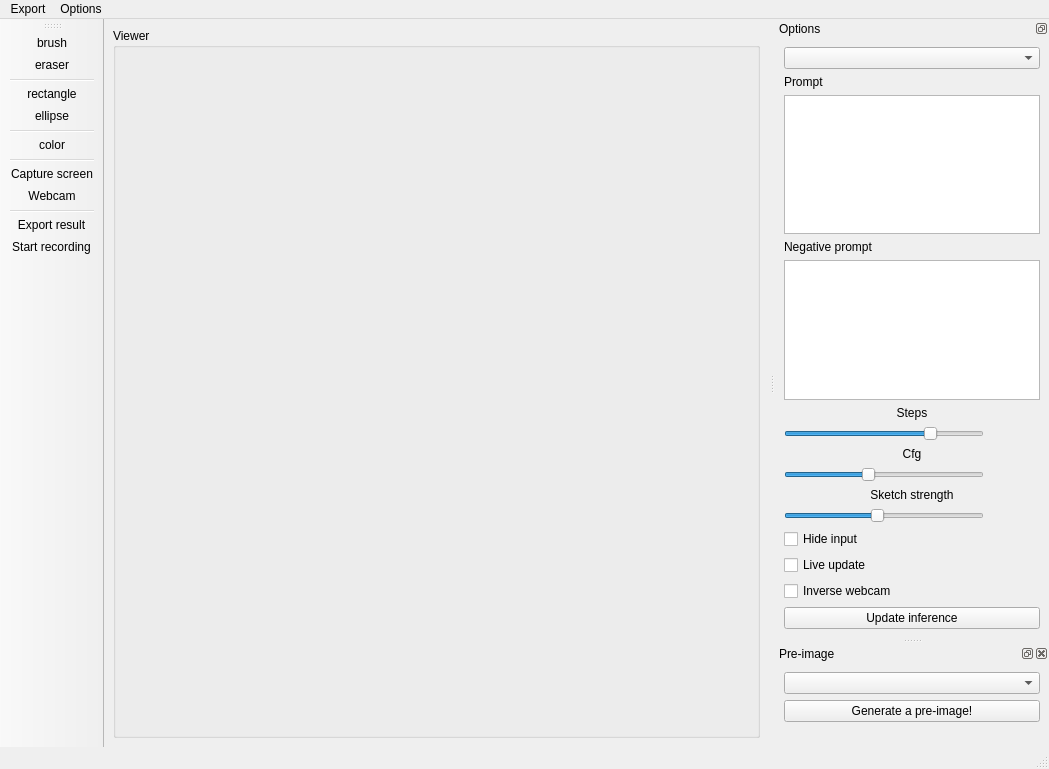
Above: interface.ui from s-du/FocusPocusAI before the change. Below: the same form after it.
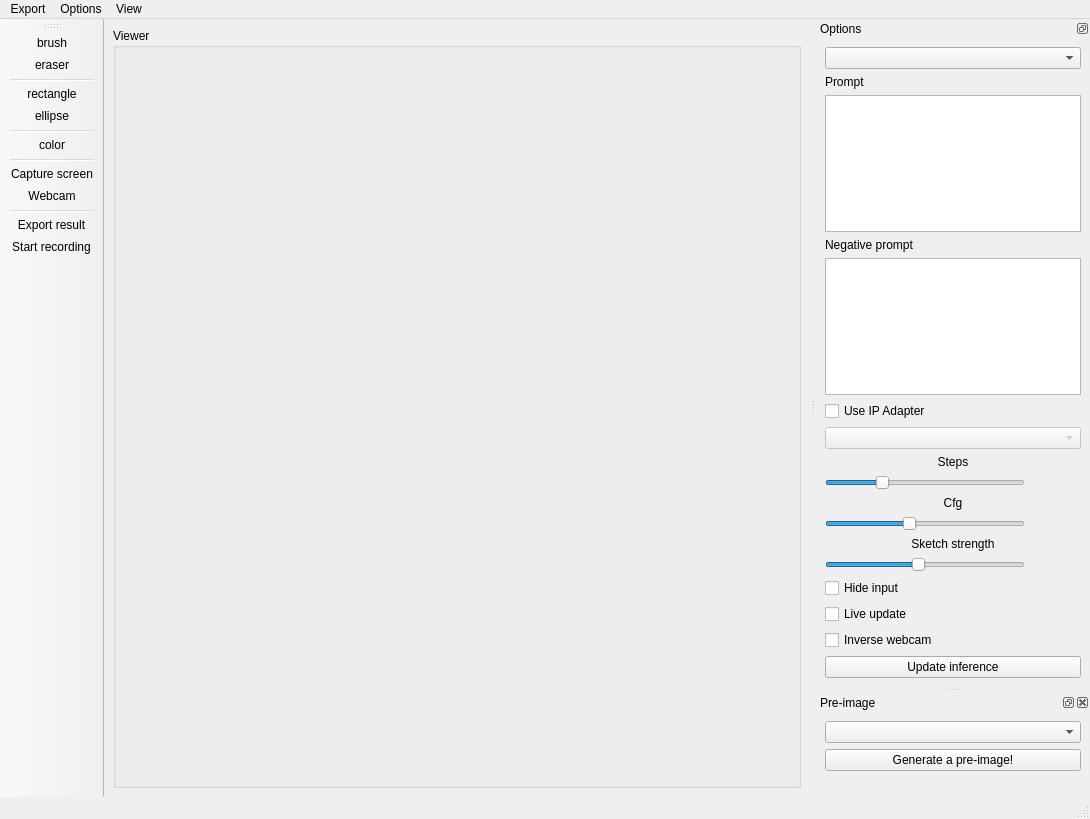
That is the form after the change.

Commit message: Add IP Adapter support

```diff
--- a/interface.ui
+++ b/interface.ui
@@ -6,8 +6,8 @@
    <rect>
     <x>0</x>
     <y>0</y>
-    <width>1049</width>
-    <height>769</height>
+    <width>1090</width>
+    <height>819</height>
    </rect>
   </property>
   <property name="windowTitle">
@@ -51,7 +51,7 @@
     <rect>
      <x>0</x>
      <y>0</y>
-     <width>1049</width>
+     <width>1090</width>
      <height>26</height>
     </rect>
    </property>
@@ -67,9 +67,17 @@
      <string>Options</string>
     </property>
     <addaction name="size_action"/>
+    <addaction name="actionLoad_IP_Adapter_reference_image"/>
+   </widget>
+   <widget class="QMenu" name="menuView">
+    <property name="title">
+     <string>View</string>
+    </property>
+    <addaction name="actionFull_screen_output"/>
    </widget>
    <addaction name="menuExport"/>
    <addaction name="menuOptions"/>
+   <addaction name="menuView"/>
   </widget>
   <widget class="QStatusBar" name="statusbar"/>
   <widget class="QToolBar" name="toolBar">
@@ -140,6 +148,26 @@
      <item>
       <widget class="QTextEdit" name="textEdit_negative"/>
      </item>
+     <item>
+      <widget class="QCheckBox" name="checkBox_ip">
+       <property name="enabled">
+        <bool>true</bool>
+       </property>
+       <property name="text">
+        <string>Use IP Adapter</string>
+       </property>
+       <property name="checked">
+        <bool>false</bool>
+       </property>
+      </widget>
+     </item>
+     <item>
+      <widget class="QComboBox" name="comboBox_ip_styles">
+       <property name="enabled">
+        <bool>false</bool>
+       </property>
+      </widget>
+     </item>
      <item>
       <layout class="QVBoxLayout" name="verticalLayout_5">
        <item>
@@ -168,7 +196,7 @@
           <number>4</number>
          </property>
          <property name="maximum">
-          <number>8</number>
+          <number>15</number>
          </property>
          <property name="value">
           <number>7</number>
```
Left out of the diff: 12 changed lines with no effect on the pictures. The commit also changes 10 other files.
